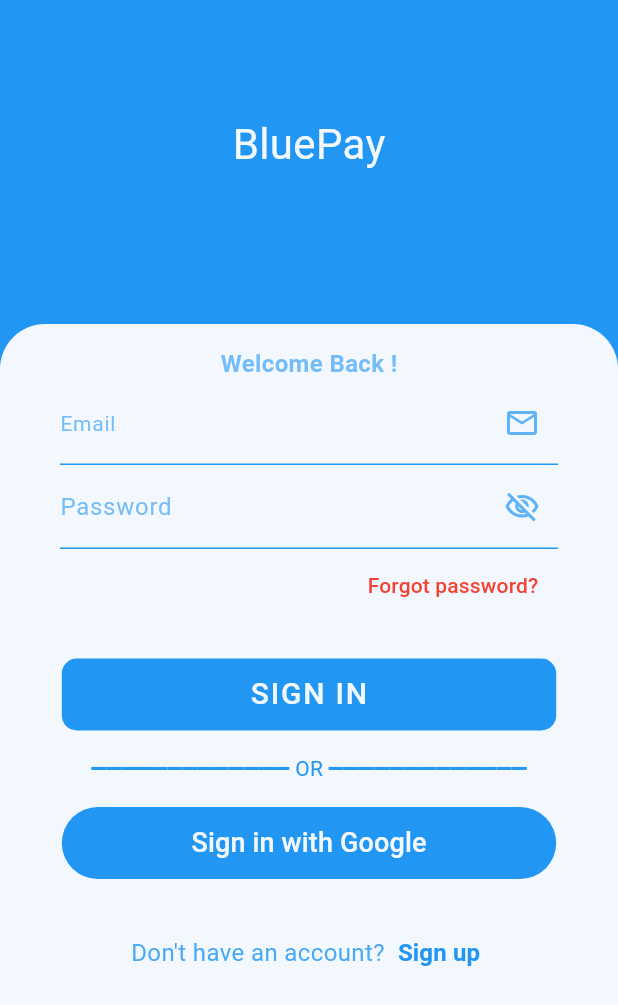
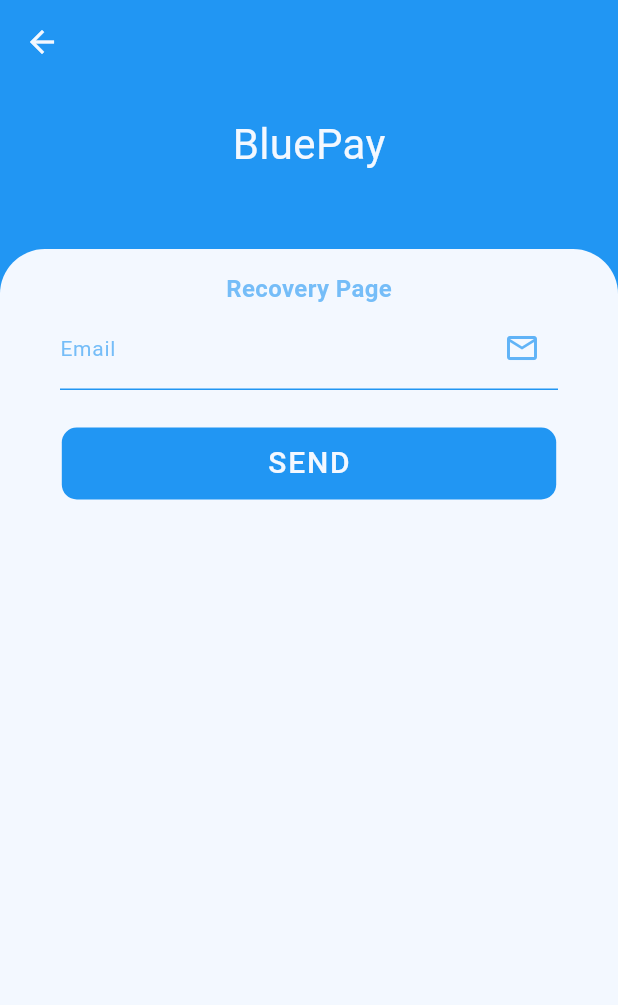
Before and after one commit to e7san99/wallet, a Flutter app: the screen it shows after launch, after a tap on "Forgot password?", on a phone screen of 412 x 824 dp. Shown: the top 1005 px of the screen. Run offline on Flutter 3.47's test engine with Material 3 defaults, Android fonts, the phone set to English and light mode, and no system bars; our stand-ins replace cloud_firestore, equatable, firebase_auth, firebase_core, flutter_bloc, mask_text_input_formatter and 1 more; accounts and stored records are empty; Roboto replaces fonts that are missing (lato, title).

Commit message:
gorgot account is done

```diff
--- a/lib/feature/register/cubit/cubit.dart
+++ b/lib/feature/register/cubit/cubit.dart
@@ -1,8 +1,8 @@
 export 'package:firebase_auth/firebase_auth.dart';
 export 'package:flutter_bloc/flutter_bloc.dart';
 export 'package:equatable/equatable.dart';
-export 'package:wallet/feature/register/repository/auth_repository.dart';
+export 'package:wallet/feature/register/repository/auth/auth_repository.dart';
 export 'package:wallet/feature/register/model/user.dart';
 
-export 'password/password_cubit.dart';
+export 'password_visible/password_cubit.dart';
 export 'user/user_cubit.dart';
--- /dev/null
+++ b/lib/feature/register/cubit/forgot/cubit/forgot_cubit.dart
@@ -0,0 +1,16 @@
+import 'package:wallet/feature/register/cubit/cubit.dart';
+import 'package:wallet/feature/register/repository/repository.dart';
+part 'forgot_state.dart';
+
+class ForgotCubit extends Cubit<ForgotState> {
+  ForgotCubit(this.forgotRepository) : super(const ForgotState());
+  ForgotRepository forgotRepository;
+
+  void forgotAccount(String email) async{
+    emit(state.copyWith(isLoading: true));
+    await forgotRepository.forgotAccount(email);
+    emit(
+      state.copyWith(isLoading: false, email: email),
+    );
+  }
+}
--- /dev/null
+++ b/lib/feature/register/cubit/forgot/cubit/forgot_state.dart
@@ -0,0 +1,23 @@
+part of 'forgot_cubit.dart';
+
+class ForgotState extends Equatable {
+  final bool isLoading;
+  final String? email;
+  const ForgotState({
+    this.isLoading = false,
+    this.email,
+  });
+
+  ForgotState copyWith({
+    bool? isLoading,
+    String? email,
+  }) {
+    return ForgotState(
+      isLoading: isLoading ?? this.isLoading,
+      email: email ?? this.email,
+    );
+  }
+
+  @override
+  List<Object?> get props => [isLoading, email];
+}
--- a/lib/feature/register/cubit/password/password_cubit.dart
+++ b/lib/feature/register/cubit/password_visible/password_cubit.dart
@@ -2,13 +2,13 @@ import 'package:wallet/feature/register/cubit/cubit.dart';
 
 part 'password_state.dart';
 
-class PasswordCubit extends Cubit<PasswordState> {
-  PasswordCubit() : super(const PasswordState());
+class PasswordVisibleCubit extends Cubit<PasswordState> {
+  PasswordVisibleCubit() : super(const PasswordState());
 
   void passwordVisible() {
     if (!state.isVisible) {
-      emit(state.copyWith(isVisible:!state.isVisible));
-    }else{
+      emit(state.copyWith(isVisible: !state.isVisible));
+    } else {
       emit(state.copyWith(isVisible: !state.isVisible));
     }
   }
--- a/lib/feature/register/cubit/user/user_cubit.dart
+++ b/lib/feature/register/cubit/user/user_cubit.dart
@@ -1,4 +1,5 @@
 import 'package:wallet/feature/register/cubit/cubit.dart';
+import '';
 
 part 'user_state.dart';
 
--- /dev/null
+++ b/lib/feature/register/repository/forgot/forgot_implement.dart
@@ -0,0 +1,13 @@
+import 'package:wallet/feature/register/repository/repository.dart';
+
+class ForgotImplement extends ForgotRepository {
+  final FirebaseAuth firebaseAuth = FirebaseAuth.instance;
+  @override
+  Future<void> forgotAccount(String email) async {
+    try {
+      await firebaseAuth.sendPasswordResetEmail(email: email);
+    } catch (e) {
+      print('=== something is wrong in Forgot Account: $e ===');
+    }
+  }
+}
--- /dev/null
+++ b/lib/feature/register/repository/forgot/forgot_repository.dart
@@ -0,0 +1,4 @@
+
+abstract class ForgotRepository {
+  Future<void> forgotAccount(String email);
+}
--- a/lib/feature/register/repository/repository.dart
+++ b/lib/feature/register/repository/repository.dart
@@ -1,6 +1,8 @@
-export 'auth_implement.dart';
-export 'auth_repository.dart';
+export 'auth/auth_implement.dart';
+export 'auth/auth_repository.dart';
 export 'package:cloud_firestore/cloud_firestore.dart';
 
 export 'package:firebase_auth/firebase_auth.dart';
 export 'package:wallet/feature/register/model/user.dart';
+
+export 'package:wallet/feature/register/repository/forgot/forgot_repository.dart';
--- /dev/null
+++ b/lib/feature/register/view/forgot.dart
@@ -0,0 +1,149 @@
+import 'package:wallet/feature/register/cubit/forgot/cubit/forgot_cubit.dart';
+import 'package:wallet/feature/register/view/view.dart';
+
+class ForgotPage extends StatefulWidget {
+  const ForgotPage({super.key});
+
+  @override
+  State<ForgotPage> createState() => _ForgotPageState();
+}
+
+class _ForgotPageState extends State<ForgotPage> {
+  final formKey = GlobalKey<FormState>();
+  String? email;
+
+  @override
+  Widget build(BuildContext context) {
+    return Form(
+      key: formKey,
+      child: Scaffold(
+        appBar: AppBar(
+          leading: IconButton(
+              onPressed: () {
+                Navigator.pop(context);
+              },
+              icon: const Icon(Icons.arrow_back)),
+          backgroundColor: backgroundColor,
+          elevation: 0,
+          iconTheme: IconThemeData(color: foregroundColor),
+        ),
+        backgroundColor: backgroundColor,
+        body: Column(
+          mainAxisAlignment: MainAxisAlignment.end,
+          children: [
+            // Image.asset(
+            //   height: 70,
+            //   'assets/images/logo.png',
+            //   color: foregroundColor,
+            //   scale: 1,
+            // ),
+            const SizedBox(
+              height: 20,
+            ),
+            Center(
+              child: Text(
+                'BluePay',
+                style: TextStyle(
+                  color: foregroundColor,
+                  fontFamily: 'title',
+                  fontSize: 28,
+                ),
+              ),
+            ),
+            const SizedBox(
+              height: 50,
+            ),
+            Expanded(
+              child: Container(
+                decoration: BoxDecoration(
+                  color: cardColor,
+                  borderRadius: const BorderRadius.vertical(
+                    top: Radius.circular(30),
+                  ),
+                ),
+                height: MediaQuery.of(context).size.height, //* 0.6,
+                width: double.infinity,
+                child: Align(
+                  alignment: Alignment.topCenter,
+                  child: Padding(
+                    padding: const EdgeInsets.only(top: 15.0),
+                    child: SingleChildScrollView(
+                      child: Column(
+                        children: [
+                          Text(
+                            'Recovery Page',
+                            style: TextStyle(
+                              color: backgroundColor.withOpacity(0.6),
+                              fontFamily: 'lato',
+                              fontSize: 16,
+                              fontWeight: FontWeight.bold,
+                            ),
+                          ),
+                          OwnTextFormField(
+                            label: 'Email',
+                            keyboardType: TextInputType.emailAddress,
+                            isNumber: <TextInputFormatter>[
+                              FilteringTextInputFormatter.singleLineFormatter,
+                            ],
+                            icon: Icons.email_outlined,
+                            onSaved: (value) {
+                              email = value;
+                            },
+                            validator: (value) {
+                              const pattern =
+                                  r'(^[a-zA-Z0-9_.+-]+@[a-zA-Z0-9-]+\.[a-zA-Z0-9-.]+$)';
+                              final regExp = RegExp(pattern);
+                              if (value!.isEmpty) {
+                                return 'Enter an email';
+                              } else if (!regExp.hasMatch(value)) {
+                                return 'Enter a valid email';
+                              } else {
+                                return null;
+                              }
+                            },
+                          ),
+                          BlocSelector<ForgotCubit, ForgotState, bool>(
+                            selector: (state) {
+                              return state.isLoading;
+                            },
+                            builder: (context, state) {
+                              return OwnButton(
+                                textButton: Text(
+                                  'SEND',
+                                  style: TextStyle(
+                                    color: foregroundColor,
+                                    fontSize: 20,
+                                    fontFamily: 'lato',
+                                    letterSpacing: 1.2,
+                                  ),
+                                ),
+                                onPressed: state
+                                    ? null
+                                    : (){
+                                        final valid =
+                                            formKey.currentState!.validate();
+                                        if (valid) {
+                                          formKey.currentState!.save();
+                                         context
+                                              .read<ForgotCubit>()
+                                              .forgotAccount(email!);
+                                        }
+                                      },
+                                backgroundColor: backgroundColor,
+                                foregroundColor: foregroundColor,
+                              );
+                            },
+                          ),
+                        ],
+                      ),
+                    ),
+                  ),
+                ),
+              ),
+            ),
+          ],
+        ),
+      ),
+    );
+  }
+}
--- a/lib/feature/register/view/signin.dart
+++ b/lib/feature/register/view/signin.dart
@@ -1,3 +1,4 @@
+import 'package:wallet/feature/register/view/forgot.dart';
 import 'package:wallet/feature/register/view/view.dart';
 
 class SigninPage extends StatefulWidget {
@@ -19,14 +20,6 @@ class _SigninPageState extends State<SigninPage> {
         return previous.myUser != current.myUser;
       },
       listener: (context, state) {
-        // if (state.myUser == null){
-        //       ScaffoldMessenger.of(context).showSnackBar(
-        //     const SnackBar(
-        //       content: Text('this email not registered'),
-        //     ),
-        //   );
-        // }
-        // else
         if (state.myUser != null) {
           ScaffoldMessenger.of(context).showSnackBar(
             const SnackBar(
@@ -123,7 +116,8 @@ class _SigninPageState extends State<SigninPage> {
                                 }
                               },
                             ),
-                            BlocSelector<PasswordCubit, PasswordState, bool>(
+                            BlocSelector<PasswordVisibleCubit, PasswordState,
+                                bool>(
                               selector: (state) {
                                 return state.isVisible;
                               },
@@ -136,7 +130,7 @@ class _SigninPageState extends State<SigninPage> {
                                   ),
                                   onPressedIcon: () {
                                     context
-                                        .read<PasswordCubit>()
+                                        .read<PasswordVisibleCubit>()
                                         .passwordVisible();
                                   },
                                   onSaved: (value) {
@@ -158,7 +152,14 @@ class _SigninPageState extends State<SigninPage> {
                             Align(
                               alignment: Alignment.topRight * 0.7,
                               child: TextButton(
-                                onPressed: () {},
+                                onPressed: () {
+                                  Navigator.push(
+                                    context,
+                                    MaterialPageRoute(
+                                      builder: (context) => const ForgotPage(),
+                                    ),
+                                  );
+                                },
                                 child: const Text(
                                   'Forgot password?',
                                   style: TextStyle(
--- a/lib/feature/register/view/signup.dart
+++ b/lib/feature/register/view/signup.dart
@@ -1,4 +1,3 @@
-
 import 'package:wallet/feature/register/view/view.dart';
 
 class SignupPage extends StatefulWidget {
@@ -157,7 +156,8 @@ class _SignupPageState extends State<SignupPage> {
                                 }
                               },
                             ),
-                            BlocSelector<PasswordCubit, PasswordState, bool>(
+                            BlocSelector<PasswordVisibleCubit, PasswordState,
+                                bool>(
                               selector: (state) {
                                 return state.isVisible;
                               },
@@ -170,7 +170,7 @@ class _SignupPageState extends State<SignupPage> {
                                   ),
                                   onPressedIcon: () {
                                     context
-                                        .read<PasswordCubit>()
+                                        .read<PasswordVisibleCubit>()
                                         .passwordVisible();
                                   },
                                   onSaved: (value) {
--- a/lib/main.dart
+++ b/lib/main.dart
@@ -1,4 +1,7 @@
 import 'package:firebase_core/firebase_core.dart';
+import 'package:wallet/feature/register/cubit/forgot/cubit/forgot_cubit.dart';
+import 'package:wallet/feature/register/repository/forgot/forgot_implement.dart';
+import 'package:wallet/feature/register/view/forgot.dart';
 import 'package:wallet/firebase_options.dart';
 import 'package:wallet/feature/register/register.dart';
 
@@ -23,7 +26,12 @@ class MyApp extends StatelessWidget {
           ),
         ),
         BlocProvider(
-          create: (context) => PasswordCubit(),
+          create: (context) => PasswordVisibleCubit(),
+        ),
+        BlocProvider(
+          create: (context) => ForgotCubit(
+            ForgotImplement(),
+          ),
         ),
       ],
       child: const MaterialApp(
```
Also changed, not shown: lib/feature/register/cubit/password_visible/password_state.dart (renamed from lib/feature/register/cubit/password/password_state.dart), lib/feature/register/repository/auth/auth_implement.dart (renamed from lib/feature/register/repository/auth_implement.dart), lib/feature/register/repository/auth/auth_repository.dart (renamed from lib/feature/register/repository/auth_repository.dart).
